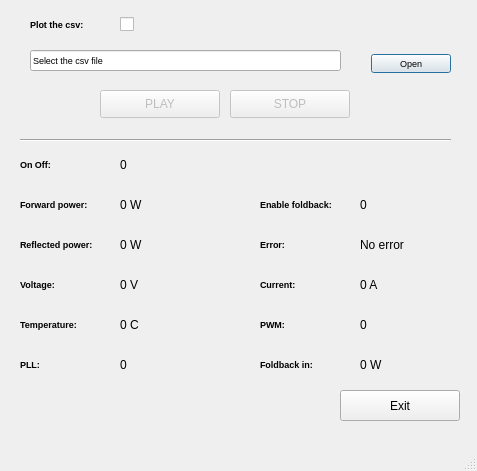
Before: the Qt Designer form main_window.ui in rstanzani/seriale_microonde, drawn with Qt 5.
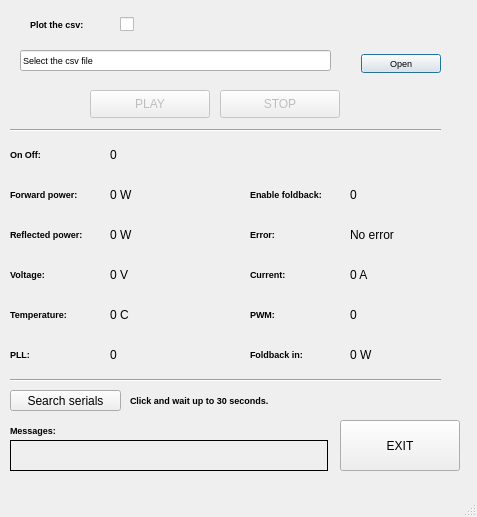
After: the same form once the commit is applied.

Commit message: Add search serial button

Diff of the .ui file:
```diff
--- a/main_window.ui
+++ b/main_window.ui
@@ -7,7 +7,7 @@
     <x>0</x>
     <y>0</y>
     <width>477</width>
-    <height>471</height>
+    <height>517</height>
    </rect>
   </property>
   <property name="windowTitle">
@@ -20,7 +20,7 @@
     </property>
     <property name="geometry">
      <rect>
-      <x>100</x>
+      <x>90</x>
       <y>90</y>
       <width>120</width>
       <height>28</height>
@@ -36,7 +36,7 @@
     </property>
     <property name="geometry">
      <rect>
-      <x>230</x>
+      <x>220</x>
       <y>90</y>
       <width>120</width>
       <height>28</height>
@@ -49,7 +49,7 @@
    <widget class="QLineEdit" name="QGDML">
     <property name="geometry">
      <rect>
-      <x>30</x>
+      <x>20</x>
       <y>50</y>
       <width>311</width>
       <height>21</height>
@@ -76,7 +76,7 @@
    <widget class="QDialogButtonBox" name="QOpen_CSV">
     <property name="geometry">
      <rect>
-      <x>360</x>
+      <x>350</x>
       <y>50</y>
       <width>101</width>
       <height>28</height>
@@ -97,12 +97,15 @@
    <widget class="QLabel" name="QoutputLabel">
     <property name="geometry">
      <rect>
-      <x>20</x>
-      <y>390</y>
-      <width>291</width>
+      <x>10</x>
+      <y>440</y>
+      <width>318</width>
       <height>31</height>
      </rect>
     </property>
+    <property name="frameShape">
+     <enum>QFrame::Box</enum>
+    </property>
     <property name="text">
      <string/>
     </property>
@@ -149,8 +152,8 @@
    <widget class="QLabel" name="QinfoLabel_3">
     <property name="geometry">
      <rect>
-      <x>20</x>
-      <y>230</y>
+      <x>10</x>
+      <y>220</y>
       <width>81</width>
       <height>28</height>
      </rect>
@@ -169,8 +172,8 @@
    <widget class="QLabel" name="QinfoLabel_4">
     <property name="geometry">
      <rect>
-      <x>20</x>
-      <y>270</y>
+      <x>10</x>
+      <y>260</y>
       <width>81</width>
       <height>28</height>
      </rect>
@@ -189,8 +192,8 @@
    <widget class="QLabel" name="QinfoLabel_5">
     <property name="geometry">
      <rect>
-      <x>20</x>
-      <y>310</y>
+      <x>10</x>
+      <y>300</y>
       <width>81</width>
       <height>28</height>
      </rect>
@@ -209,8 +212,8 @@
    <widget class="QLabel" name="QinfoLabel_6">
     <property name="geometry">
      <rect>
-      <x>20</x>
-      <y>350</y>
+      <x>10</x>
+      <y>340</y>
       <width>81</width>
       <height>28</height>
      </rect>
@@ -229,8 +232,8 @@
    <widget class="QLabel" name="QinfoLabel_7">
     <property name="geometry">
      <rect>
-      <x>260</x>
-      <y>270</y>
+      <x>250</x>
+      <y>260</y>
       <width>81</width>
       <height>28</height>
      </rect>
@@ -249,8 +252,8 @@
    <widget class="QLabel" name="QinfoLabel_8">
     <property name="geometry">
      <rect>
-      <x>20</x>
-      <y>190</y>
+      <x>10</x>
+      <y>180</y>
       <width>81</width>
       <height>28</height>
      </rect>
@@ -269,8 +272,8 @@
    <widget class="QLabel" name="QinfoLabel_9">
     <property name="geometry">
      <rect>
-      <x>260</x>
-      <y>310</y>
+      <x>250</x>
+      <y>300</y>
       <width>81</width>
       <height>28</height>
      </rect>
@@ -289,8 +292,8 @@
    <widget class="QLabel" name="QinfoLabel_10">
     <property name="geometry">
      <rect>
-      <x>20</x>
-      <y>150</y>
+      <x>10</x>
+      <y>140</y>
       <width>81</width>
       <height>28</height>
      </rect>
@@ -309,8 +312,8 @@
    <widget class="QLabel" name="QinfoLabel_11">
     <property name="geometry">
      <rect>
-      <x>260</x>
-      <y>190</y>
+      <x>250</x>
+      <y>180</y>
       <width>81</width>
       <height>28</height>
      </rect>
@@ -329,8 +332,8 @@
    <widget class="QLabel" name="QinfoLabel_12">
     <property name="geometry">
      <rect>
-      <x>260</x>
-      <y>350</y>
+      <x>250</x>
+      <y>340</y>
       <width>61</width>
       <height>28</height>
      </rect>
@@ -349,8 +352,8 @@
    <widget class="QLabel" name="QinfoLabel_13">
     <property name="geometry">
      <rect>
-      <x>260</x>
-      <y>230</y>
+      <x>250</x>
+      <y>220</y>
       <width>61</width>
       <height>28</height>
      </rect>
@@ -369,8 +372,8 @@
    <widget class="QLabel" name="Qforwardpower_label">
     <property name="geometry">
      <rect>
-      <x>120</x>
-      <y>190</y>
+      <x>110</x>
+      <y>180</y>
       <width>121</width>
       <height>31</height>
      </rect>
@@ -385,8 +388,8 @@
    <widget class="QLabel" name="Qreflectedpower_label">
     <property name="geometry">
      <rect>
-      <x>120</x>
-      <y>230</y>
+      <x>110</x>
+      <y>220</y>
       <width>121</width>
       <height>31</height>
      </rect>
@@ -401,8 +404,8 @@
    <widget class="QLabel" name="Qonoff_label">
     <property name="geometry">
      <rect>
-      <x>120</x>
-      <y>150</y>
+      <x>110</x>
+      <y>140</y>
       <width>121</width>
       <height>31</height>
      </rect>
@@ -417,8 +420,8 @@
    <widget class="QLabel" name="Qtemperature_label">
     <property name="geometry">
      <rect>
-      <x>120</x>
-      <y>310</y>
+      <x>110</x>
+      <y>300</y>
       <width>121</width>
       <height>31</height>
      </rect>
@@ -433,8 +436,8 @@
    <widget class="QLabel" name="Qvoltage_label">
     <property name="geometry">
      <rect>
-      <x>120</x>
-      <y>270</y>
+      <x>110</x>
+      <y>260</y>
       <width>121</width>
       <height>31</height>
      </rect>
@@ -449,8 +452,8 @@
    <widget class="QLabel" name="Qpll_label">
     <property name="geometry">
      <rect>
-      <x>120</x>
-      <y>350</y>
+      <x>110</x>
+      <y>340</y>
       <width>121</width>
       <height>31</height>
      </rect>
@@ -465,8 +468,8 @@
    <widget class="QLabel" name="Qfoldbackin_label">
     <property name="geometry">
      <rect>
-      <x>360</x>
-      <y>350</y>
+      <x>350</x>
+      <y>340</y>
       <width>121</width>
       <height>31</height>
      </rect>
@@ -481,8 +484,8 @@
    <widget class="QLabel" name="Qpwm_label">
     <property name="geometry">
      <rect>
-      <x>360</x>
-      <y>310</y>
+      <x>350</x>
+      <y>300</y>
       <width>121</width>
       <height>31</height>
      </rect>
@@ -497,8 +500,8 @@
    <widget class="QLabel" name="Qcurrent_label">
     <property name="geometry">
      <rect>
-      <x>360</x>
-      <y>270</y>
+      <x>350</x>
+      <y>260</y>
       <width>121</width>
       <height>31</height>
      </rect>
@@ -513,8 +516,8 @@
    <widget class="QLabel" name="Qerror_label">
     <property name="geometry">
      <rect>
-      <x>360</x>
-      <y>230</y>
+      <x>350</x>
+      <y>220</y>
       <width>121</width>
       <height>31</height>
      </rect>
@@ -529,8 +532,8 @@
    <widget class="QLabel" name="Qenablefoldback_label">
     <property name="geometry">
      <rect>
-      <x>360</x>
-      <y>190</y>
+      <x>350</x>
+      <y>180</y>
       <width>121</width>
       <height>31</height>
      </rect>
@@ -549,20 +552,20 @@
     <property name="geometry">
      <rect>
       <x>340</x>
-      <y>390</y>
+      <y>420</y>
       <width>120</width>
-      <height>31</height>
+      <height>51</height>
      </rect>
     </property>
     <property name="text">
-     <string>Exit</string>
+     <string>EXIT</string>
     </property>
    </widget>
    <widget class="Line" name="line">
     <property name="geometry">
      <rect>
-      <x>20</x>
-      <y>130</y>
+      <x>10</x>
+      <y>120</y>
       <width>431</width>
       <height>20</height>
      </rect>
@@ -571,6 +574,75 @@
      <enum>Qt::Horizontal</enum>
     </property>
    </widget>
+   <widget class="QPushButton" name="Qsearchserial">
+    <property name="enabled">
+     <bool>true</bool>
+    </property>
+    <property name="geometry">
+     <rect>
+      <x>10</x>
+      <y>390</y>
+      <width>111</width>
+      <height>21</height>
+     </rect>
+    </property>
+    <property name="text">
+     <string>Search serials</string>
+    </property>
+   </widget>
+   <widget class="Line" name="line_2">
+    <property name="geometry">
+     <rect>
+      <x>10</x>
+      <y>370</y>
+      <width>431</width>
+      <height>20</height>
+     </rect>
+    </property>
+    <property name="orientation">
+     <enum>Qt::Horizontal</enum>
+    </property>
+   </widget>
+   <widget class="QLabel" name="QinfoLabel_14">
+    <property name="geometry">
+     <rect>
+      <x>130</x>
+      <y>390</y>
+      <width>171</width>
+      <height>21</height>
+     </rect>
+    </property>
+    <property name="font">
+     <font>
+      <pointsize>7</pointsize>
+      <weight>75</weight>
+      <bold>true</bold>
+     </font>
+    </property>
+    <property name="text">
+     <string>Click and wait up to 30 seconds. </string>
+    </property>
+   </widget>
+   <widget class="QLabel" name="QinfoLabel_15">
+    <property name="geometry">
+     <rect>
+      <x>10</x>
+      <y>420</y>
+      <width>171</width>
+      <height>21</height>
+     </rect>
+    </property>
+    <property name="font">
+     <font>
+      <pointsize>7</pointsize>
+      <weight>75</weight>
+      <bold>true</bold>
+     </font>
+    </property>
+    <property name="text">
+     <string>Messages:</string>
+    </property>
+   </widget>
   </widget>
   <widget class="QMenuBar" name="menubar">
    <property name="geometry">
```
The commit also changes 3 other files.
